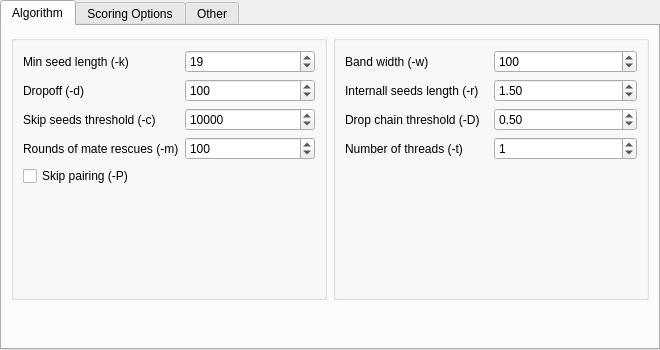
Qt form src/plugins/external_tool_support/src/bwa/BwaMemSettings.ui (violethaze74/ugene) before a commit.
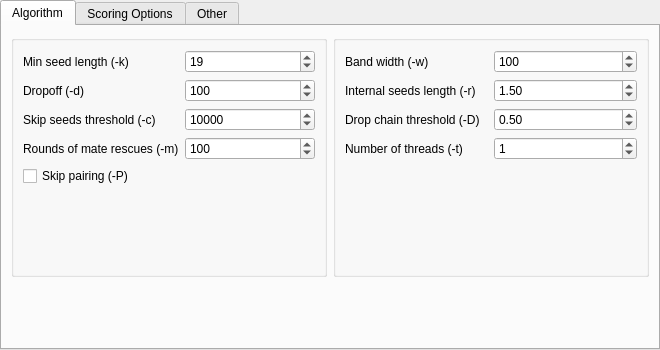
The same form after that commit.

Commit message: UGENE-5502. Jumping layout in BWA-MEM dialog on Mac.

Patch:
```diff
--- a/src/plugins/external_tool_support/src/bwa/BwaMemSettings.ui
+++ b/src/plugins/external_tool_support/src/bwa/BwaMemSettings.ui
@@ -287,7 +287,7 @@
                <enum>Qt::LeftToRight</enum>
               </property>
               <property name="text">
-               <string>Internall seeds length (-r)</string>
+               <string>Internal seeds length (-r)</string>
               </property>
               <property name="alignment">
                <set>Qt::AlignLeading|Qt::AlignLeft|Qt::AlignVCenter</set>
@@ -400,6 +400,12 @@
        </item>
        <item>
         <widget class="QLabel" name="label">
+         <property name="minimumSize">
+          <size>
+           <width>0</width>
+           <height>36</height>
+          </size>
+         </property>
          <property name="text">
           <string>&lt;!DOCTYPE HTML PUBLIC &quot;-//W3C//DTD HTML 4.0//EN&quot; &quot;http://www.w3.org/TR/REC-html40/strict.dtd&quot;&gt;
 &lt;html&gt;&lt;head&gt;&lt;meta name=&quot;qrichtext&quot; content=&quot;1&quot; /&gt;&lt;style type=&quot;text/css&quot;&gt;
```
